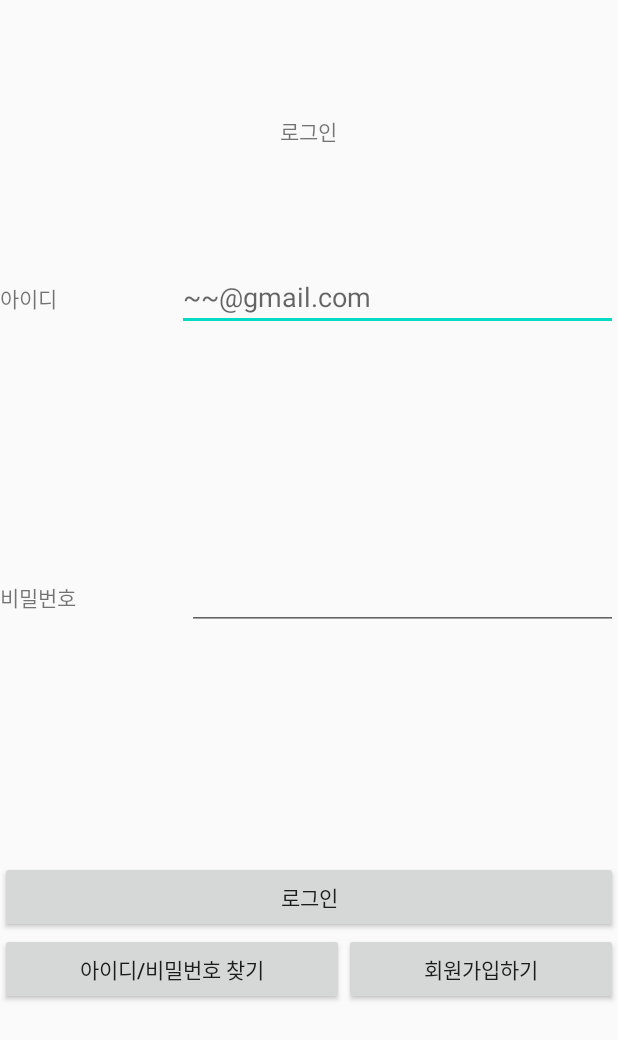
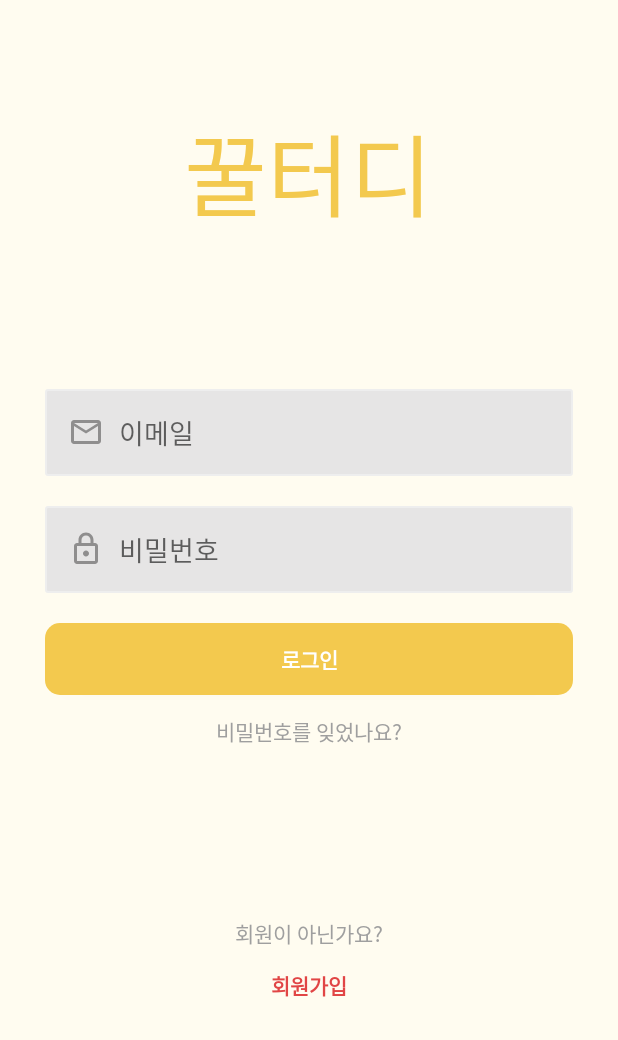
Before and after one commit to suzinxix/project, an Android app: the LoginActivity screen opened directly, with no data from a screen before it, on a phone screen of 412 x 824 dp. Shown: the top 1040 px of the screen. Run offline under Robolectric (Android 15) with nearby library versions, the phone set to English and light mode, and no system bars; our stand-ins replace Firebase (no records; nobody signed in at launch, a user with empty details on screens opened directly).

Commit message:
로그인 디자인

```diff
--- /dev/null
+++ b/app/src/main/res/drawable/btn_yellow_round.xml
@@ -0,0 +1,10 @@
+<?xml version="1.0" encoding="utf-8"?>
+<shape xmlns:android="http://schemas.android.com/apk/res/android"
+    android:padding="10dp"
+    android:shape="rectangle" >
+    <solid android:color="#F3C94E" />
+
+    <corners
+        android:radius="10dp"
+        />
+</shape>
--- /dev/null
+++ b/app/src/main/res/drawable/edittext_gray.xml
@@ -0,0 +1,16 @@
+<?xml version="1.0" encoding="utf-8"?>
+<shape xmlns:android="http://schemas.android.com/apk/res/android" android:shape="rectangle">
+
+    <stroke
+
+        android:width="1dp"
+
+        android:color="#EEEEEE" />
+
+    <corners android:radius="1dp"/>
+
+    <solid
+
+        android:color="#E6E5E5" />
+
+</shape>
--- /dev/null
+++ b/app/src/main/res/drawable/ic_baseline_mail_outline_24.xml
@@ -0,0 +1,6 @@
+<vector android:height="24dp" android:tint="#8F8E8E"
+    android:viewportHeight="24" android:viewportWidth="24"
+    android:width="24dp"
+    xmlns:android="http://schemas.android.com/apk/res/android">
+    <path android:fillColor="@android:color/white" android:pathData="M20,4L4,4c-1.1,0 -1.99,0.9 -1.99,2L2,18c0,1.1 0.9,2 2,2h16c1.1,0 2,-0.9 2,-2L22,6c0,-1.1 -0.9,-2 -2,-2zM20,18L4,18L4,8l8,5 8,-5v10zM12,11L4,6h16l-8,5z"/>
+</vector>
--- /dev/null
+++ b/app/src/main/res/drawable/ic_outline_lock_24.xml
@@ -0,0 +1,5 @@
+<vector android:height="24dp" android:tint="#8F8E8E"
+    android:viewportHeight="24" android:viewportWidth="24"
+    android:width="24dp" xmlns:android="http://schemas.android.com/apk/res/android">
+    <path android:fillColor="@android:color/white" android:pathData="M18,8h-1L17,6c0,-2.76 -2.24,-5 -5,-5S7,3.24 7,6v2L6,8c-1.1,0 -2,0.9 -2,2v10c0,1.1 0.9,2 2,2h12c1.1,0 2,-0.9 2,-2L20,10c0,-1.1 -0.9,-2 -2,-2zM9,6c0,-1.66 1.34,-3 3,-3s3,1.34 3,3v2L9,8L9,6zM18,20L6,20L6,10h12v10zM12,17c1.1,0 2,-0.9 2,-2s-0.9,-2 -2,-2 -2,0.9 -2,2 0.9,2 2,2z"/>
+</vector>
--- a/app/src/main/res/layout/activity_login.xml
+++ b/app/src/main/res/layout/activity_login.xml
@@ -4,6 +4,7 @@
     xmlns:tools="http://schemas.android.com/tools"
     android:layout_width="match_parent"
     android:layout_height="match_parent"
+    android:background="#FFFCF0"
     android:orientation="vertical"
     tools:context=".MainActivity">
 
@@ -11,85 +12,88 @@
         android:id="@+id/textView"
         android:layout_width="wrap_content"
         android:layout_height="wrap_content"
-        android:layout_weight="1"
+        android:layout_gravity="center"
         android:gravity="center"
-        android:layout_gravity="center"
-        android:text="로그인" />
+        android:text="꿀터디"
+        android:textColor="#F3C94E"
+        android:textSize="60dp"
+        android:layout_marginVertical="70dp"/>
 
     <LinearLayout
         android:layout_width="match_parent"
         android:layout_height="wrap_content"
-        android:layout_weight="1"
-        android:orientation="horizontal">
-
-        <TextView
-            android:id="@+id/textViewId"
-            android:layout_width="wrap_content"
-            android:layout_height="wrap_content"
-            android:layout_weight="1"
-            android:text="아이디" />
+        android:orientation="vertical"
+        android:layout_margin="30dp">
 
         <EditText
             android:id="@+id/editTextId"
+            android:layout_width="match_parent"
+            android:layout_height="wrap_content"
+            android:background="@drawable/edittext_gray"
+            android:ems="10"
+            android:hint="이메일"
+            android:inputType="textPersonName"
+            android:padding="15dp"
+            android:drawableLeft="@drawable/ic_baseline_mail_outline_24"
+            android:drawablePadding="10dp"
+            />
+
+        <EditText
+            android:id="@+id/editTextPw"
+            android:layout_width="match_parent"
+            android:layout_height="wrap_content"
+            android:background="@drawable/edittext_gray"
+            android:ems="10"
+            android:hint="비밀번호"
+            android:inputType="textPassword"
+            android:layout_marginVertical="20dp"
+            android:padding="15dp"
+            android:drawableLeft="@drawable/ic_outline_lock_24"
+            android:drawablePadding="10dp"
+            />
+
+        <Button
+            android:id="@+id/buttonLogin"
+            android:layout_width="match_parent"
+            android:layout_height="wrap_content"
+            android:background="@drawable/btn_yellow_round"
+            android:text="로그인"
+            android:textStyle="bold"
+            android:textColor="#ffffff"/>
+
+        <Button
+            android:id="@+id/buttonFind"
             android:layout_width="wrap_content"
             android:layout_height="wrap_content"
-            android:layout_weight="1"
-            android:ems="10"
-            android:hint="~~@gmail.com"
-            android:inputType="textPersonName" />
+            android:background="#00ff0000"
+            android:text="비밀번호를 잊었나요?"
+            android:textColor="#9F9F9F"
+            android:layout_gravity="center"/>
 
     </LinearLayout>
 
     <LinearLayout
         android:layout_width="match_parent"
         android:layout_height="wrap_content"
-        android:layout_weight="1"
-        android:orientation="horizontal">
+        android:orientation="vertical"
+        android:gravity="center"
+        android:layout_marginTop="70dp">
 
         <TextView
-            android:id="@+id/textViewPw"
+            android:id="@+id/textView7"
             android:layout_width="wrap_content"
             android:layout_height="wrap_content"
-            android:layout_weight="1"
-            android:text="비밀번호" />
-
-        <EditText
-            android:id="@+id/editTextPw"
-            android:layout_width="wrap_content"
-            android:layout_height="wrap_content"
-            android:layout_weight="1"
-            android:ems="10"
-            android:inputType="textPassword" />
-
-
-    </LinearLayout>
-
-    <Button
-        android:id="@+id/buttonLogin"
-        android:layout_width="match_parent"
-        android:layout_height="wrap_content"
-
-        android:text="로그인" />
-
-    <LinearLayout
-        android:layout_width="match_parent"
-        android:layout_height="wrap_content"
-        android:layout_weight="1"
-        android:orientation="horizontal">
-
-        <Button
-            android:id="@+id/buttonFind"
-            android:layout_width="wrap_content"
-            android:layout_height="wrap_content"
-            android:layout_weight="1"
-            android:text="아이디/비밀번호 찾기" />
+            android:text="회원이 아닌가요?"
+            android:textColor="#9F9F9F" />
 
         <Button
             android:id="@+id/buttonJoin"
             android:layout_width="wrap_content"
             android:layout_height="wrap_content"
-            android:layout_weight="1"
-            android:text="회원가입하기" />
+            android:background="#00ff0000"
+            android:text="회원가입"
+            android:textColor="#E14545"
+            android:textStyle="bold" />
 
     </LinearLayout>
 
```
